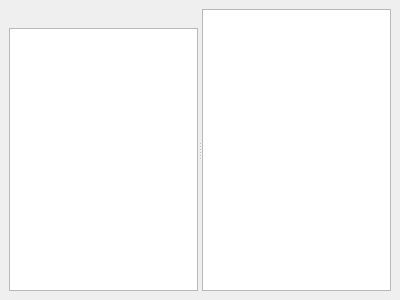
First picture: the form in GestCollOnQt/GUI/Biblioteca/bibliotecaform.ui, repository mirkoviviani76/gestcoll, before the edit.
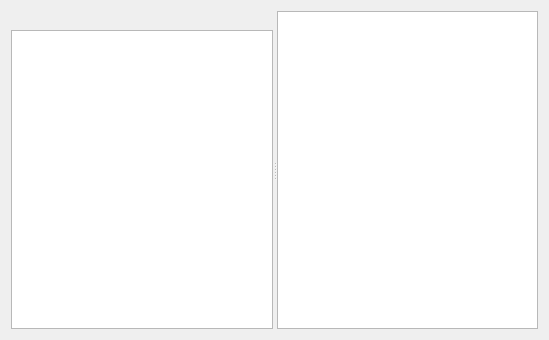
Second picture: the form after the edit.

The edit to the form file:
```diff
--- a/GestCollOnQt/GUI/Biblioteca/bibliotecaform.ui
+++ b/GestCollOnQt/GUI/Biblioteca/bibliotecaform.ui
@@ -6,32 +6,14 @@
    <rect>
     <x>0</x>
     <y>0</y>
-    <width>400</width>
-    <height>300</height>
+    <width>549</width>
+    <height>340</height>
    </rect>
   </property>
   <property name="windowTitle">
    <string>Form</string>
   </property>
-  <layout class="QGridLayout" name="gridLayout" columnstretch="0">
-   <property name="leftMargin">
-    <number>0</number>
-   </property>
-   <property name="topMargin">
-    <number>0</number>
-   </property>
-   <property name="rightMargin">
-    <number>0</number>
-   </property>
-   <property name="bottomMargin">
-    <number>0</number>
-   </property>
-   <property name="spacing">
-    <number>0</number>
-   </property>
-   <item row="0" column="0">
-    <widget class="QWidget" name="widget" native="true">
-     <layout class="QHBoxLayout" name="horizontalLayout">
+  <layout class="QVBoxLayout" name="verticalLayout_2">
       <item>
        <widget class="QSplitter" name="splitter">
         <property name="orientation">
@@ -69,9 +51,6 @@
           <bool>false</bool>
          </property>
         </widget>
-       </widget>
-      </item>
-     </layout>
     </widget>
    </item>
   </layout>
```
Lines whose indentation alone changed are shown as unchanged.
